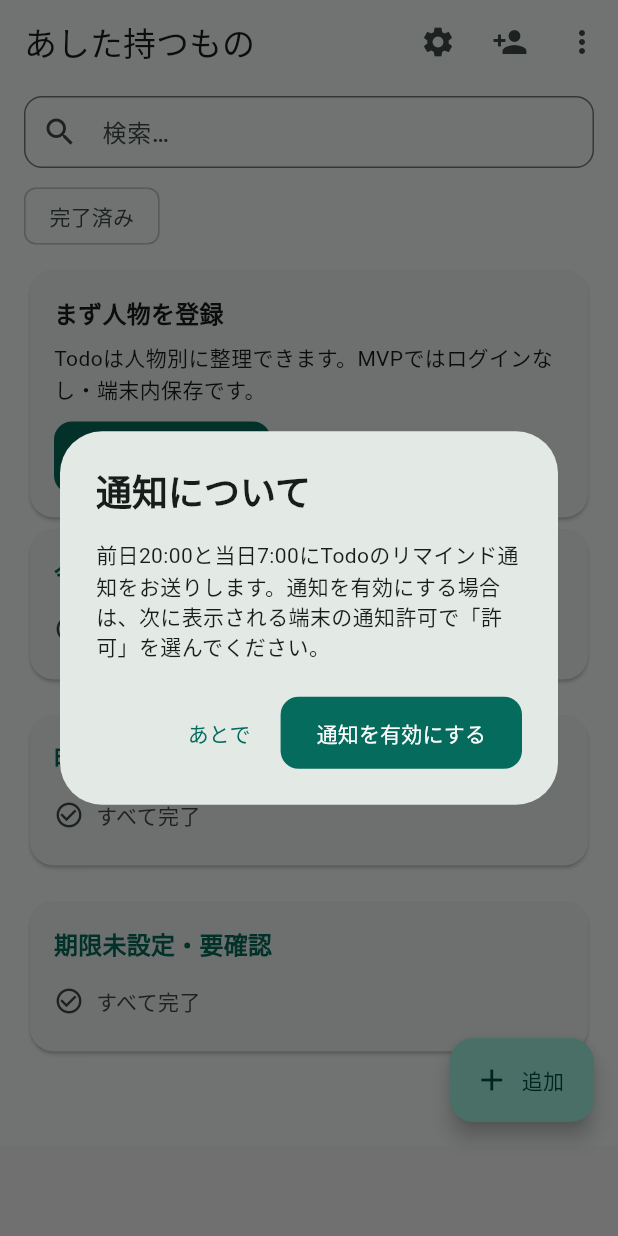
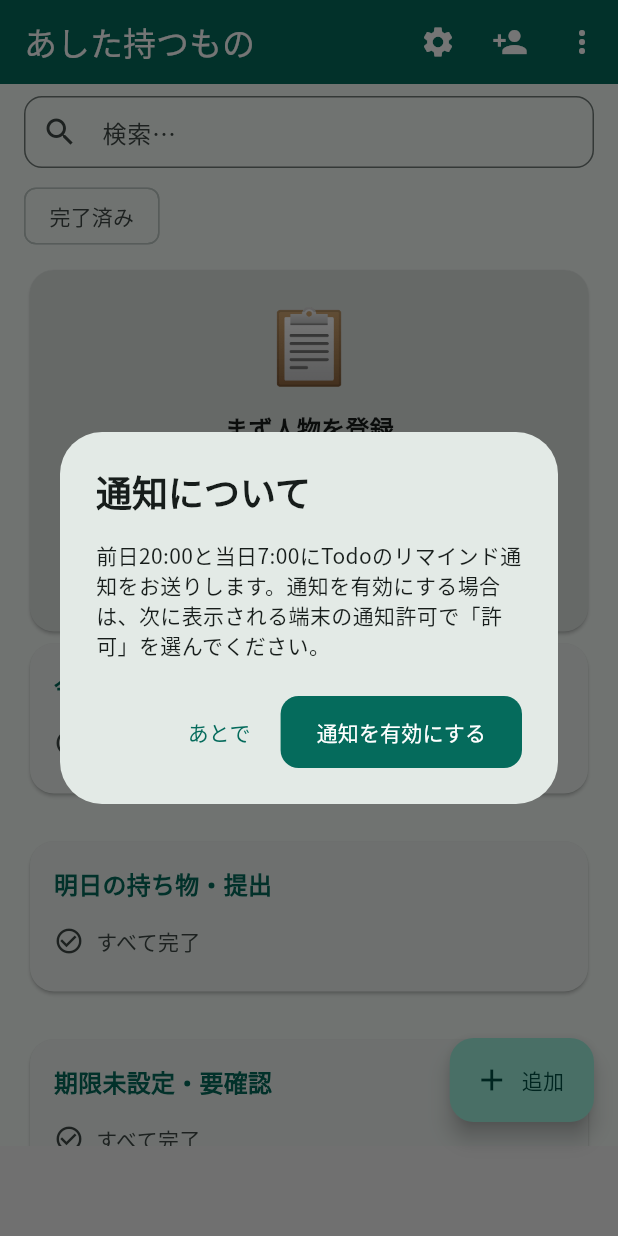
Before and after one commit to neoenox/ashita-motsumono, a Flutter app: the screen it shows after launch, on a phone screen of 412 x 824 dp. Run offline on Flutter 3.47's test engine with Material 3 defaults, Android fonts, the phone set to English and light mode, and no system bars; drawn by our look-alikes of google_mobile_ads; our stand-ins replace drift, flutter_local_notifications, flutter_timezone, image_picker, in_app_purchase, shared_preferences and 1 more; missing offline and left inert: google_mlkit_text_recognition; accounts and stored records are empty; generated files the repository leaves out were written again; network calls fail.

Commit message:
feat(ui): visual refresh with colored AppBar, NotoSansJP font, and improved cards
- Color AppBar (primary background + white text)
- Bundle NotoSansJP font to fix CJK rendering on emulators
- FirstRunCard: emoji, centered layout, surfaceContainerHighest background
- Section headers: primary color + w600 weight
- Increased section spacing (16 -> 24dp)
- Spacing constants used throughout
- Add app_state_test for notification reschedule
- Update README and TODO

```diff
--- a/lib/src/screens/add_todo_screen.dart
+++ b/lib/src/screens/add_todo_screen.dart
@@ -13,6 +13,7 @@ import 'package:provider/provider.dart';
 
 import '../app_state.dart';
 import '../models/entities.dart';
+
 import '../services/extraction_service.dart';
 import '../services/image_file_service.dart';
 import '../services/ocr_service.dart';
--- a/lib/src/screens/home_screen.dart
+++ b/lib/src/screens/home_screen.dart
@@ -258,7 +258,7 @@ class _HomeScreenState extends State<HomeScreen> {
               children: [
                 if (state.lastLoadHadCorruptData) ...[
                   CorruptDataCard(onCopy: () => unawaited(_copyCorruptBackup(state))),
-                  const SizedBox(height: 12),
+                  const SizedBox(height: Spacing.sm),
                 ],
                 if (state.children.isEmpty) FirstRunCard(
                   onAddPerson: () => Navigator.of(context).push(
@@ -271,12 +271,12 @@ class _HomeScreenState extends State<HomeScreen> {
                   NoSearchResults(query: _searchQuery),
                 if (todayTodos.isNotEmpty || _searchQuery.isEmpty) ...[
                   TodoSection(title: '今日やること', todos: todayTodos),
-                  const SizedBox(height: Spacing.md),
+                  const SizedBox(height: Spacing.lg),
                 ],
                 TodoSection(title: '明日の持ち物・提出', todos: tomorrowTodos),
-                const SizedBox(height: 16),
+                const SizedBox(height: Spacing.lg),
                 TodoSection(title: '期限未設定・要確認', todos: undated),
-                const SizedBox(height: 16),
+                const SizedBox(height: Spacing.lg),
                 UpcomingSection(todos: upcoming),
               ],
             ),
--- a/lib/src/screens/review_extraction_screen.dart
+++ b/lib/src/screens/review_extraction_screen.dart
@@ -13,6 +13,7 @@ import '../utils/amount.dart';
 import '../utils/date_picker.dart';
 import '../utils/string_utils.dart';
 import '../app_state.dart';
+
 import '../models/entities.dart';
 import 'widgets/child_dropdown.dart';
 
--- a/lib/src/screens/settings_screen.dart
+++ b/lib/src/screens/settings_screen.dart
@@ -7,6 +7,7 @@ import 'package:provider/provider.dart';
 
 import '../app_state.dart';
 import '../services/app_settings.dart';
+
 import '../services/purchase_provider.dart';
 
 class SettingsScreen extends StatefulWidget {
--- a/lib/src/screens/todo_detail_screen.dart
+++ b/lib/src/screens/todo_detail_screen.dart
@@ -13,6 +13,7 @@ import '../utils/amount.dart';
 import '../utils/date_picker.dart';
 import '../utils/string_utils.dart';
 import '../app_state.dart';
+
 import '../models/entities.dart';
 import '../utils/date_formatters.dart';
 
--- a/lib/src/screens/widgets/home_status_cards.dart
+++ b/lib/src/screens/widgets/home_status_cards.dart
@@ -14,16 +14,20 @@ class FirstRunCard extends StatelessWidget {
 
   @override
   Widget build(BuildContext context) {
+    final cs = Theme.of(context).colorScheme;
     return Card(
+      color: cs.surfaceContainerHighest,
       child: Padding(
-        padding: const EdgeInsets.all(16),
+        padding: const EdgeInsets.all(Spacing.md),
         child: Column(
-          crossAxisAlignment: CrossAxisAlignment.start,
+          crossAxisAlignment: CrossAxisAlignment.center,
           children: [
+            const Text('📋', style: TextStyle(fontSize: 48)),
+            const SizedBox(height: Spacing.sm),
             Text('まず人物を登録', style: Theme.of(context).textTheme.titleMedium),
-            const SizedBox(height: 8),
-            const Text('Todoは人物別に整理できます。MVPではログインなし・端末内保存です。'),
-            const SizedBox(height: 12),
+            const SizedBox(height: Spacing.xs),
+            const Text('Todoは人物別に整理できます。\nログイン不要・端末内保存です。'),
+            const SizedBox(height: Spacing.md),
             FilledButton.icon(
               onPressed: onAddPerson ?? () => Navigator.of(context).push(
                 MaterialPageRoute(builder: (_) => const AddChildScreen()),
--- a/lib/src/theme/app_theme.dart
+++ b/lib/src/theme/app_theme.dart
@@ -10,17 +10,21 @@ class AppTheme {
 
   static ThemeData light() {
     const seedColor = Color(0xFF2F7D6E);
+    final cs = ColorScheme.fromSeed(
+      seedColor: seedColor,
+      brightness: Brightness.light,
+    );
 
     return ThemeData(
       useMaterial3: true,
-      colorScheme: ColorScheme.fromSeed(
-        seedColor: seedColor,
-        brightness: Brightness.light,
-      ),
-      appBarTheme: const AppBarTheme(
+      colorScheme: cs,
+      fontFamily: 'NotoSansJP',
+      appBarTheme: AppBarTheme(
         centerTitle: false,
         elevation: 0,
         scrolledUnderElevation: 0,
+        backgroundColor: cs.primary,
+        foregroundColor: cs.onPrimary,
       ),
       cardTheme: CardThemeData(
         elevation: 1,
--- a/pubspec.yaml
+++ b/pubspec.yaml
@@ -34,3 +34,8 @@ dev_dependencies:
 
 flutter:
   uses-material-design: true
+
+  fonts:
+    - family: NotoSansJP
+      fonts:
+        - asset: assets/fonts/NotoSansJP.ttf
```
Also changed, not shown: 6 other files.
